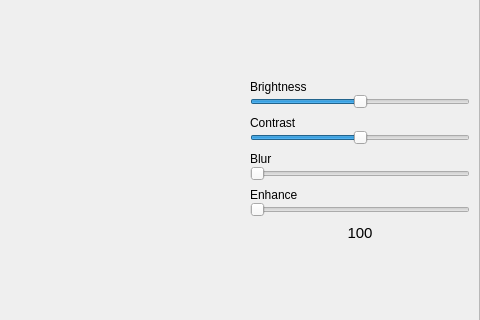
The window that UI/main.ui (sarimbinwaseem/Visca-Image-Editor) describes before a commit, drawn with Qt 5; both pictures show x 723 to 1203 and y 156 to 476 of the 1203 by 616 pixel window.
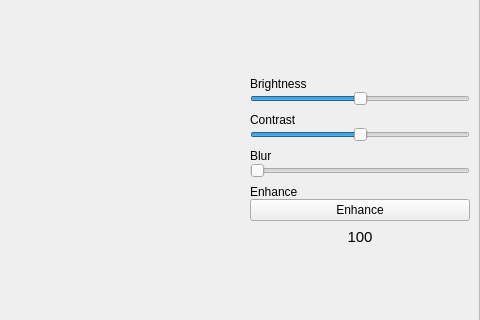
The same window after the commit.

Commit message: Enhance working now as intended

Patch:
```diff
--- a/UI/main.ui
+++ b/UI/main.ui
@@ -267,12 +267,9 @@
               </widget>
              </item>
              <item>
-              <widget class="QSlider" name="enhanceSlider">
-               <property name="maximum">
-                <number>100</number>
-               </property>
-               <property name="orientation">
-                <enum>Qt::Horizontal</enum>
+              <widget class="QPushButton" name="enhanceButton">
+               <property name="text">
+                <string>Enhance</string>
                </property>
               </widget>
              </item>
```
The commit also changes 3 other files.
